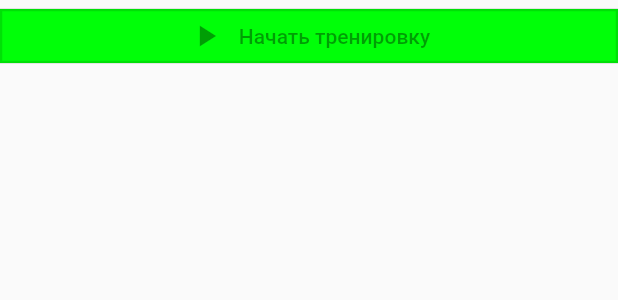
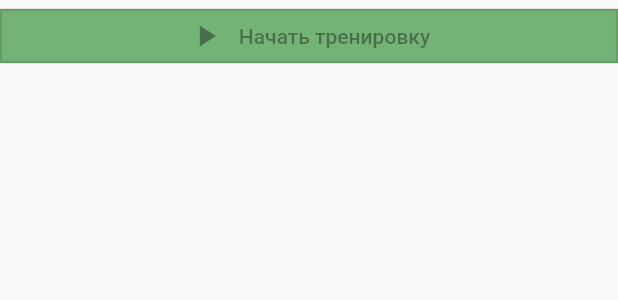
Before and after one commit to Moler32/training_diary, a Flutter app: the StartStopWorkoutButton widget shown alone on an empty page, opened directly, on a phone screen of 412 x 824 dp. Shown: the top 300 px of the screen. Run offline on Flutter 3.47's test engine with Material 2 defaults, Android fonts, the phone set to English and light mode, and no system bars; our stand-ins replace auto_route, bloc, easy_localization, flutter_bloc, flutter_slidable, freezed_annotation and 3 more; accounts and stored records are empty; generated files the repository leaves out were written again.

Commit message:
some fix

```diff
--- a/lib/src/ui/screens/exercises/widgets/start_stop_workout_button.dart
+++ b/lib/src/ui/screens/exercises/widgets/start_stop_workout_button.dart
@@ -26,9 +26,10 @@ class StartStopWorkoutButton extends StatelessWidget {
         style: ButtonStyle(
           shape: MaterialStateProperty.all(const BeveledRectangleBorder()),
           backgroundColor: isStarting ?? false
-              ? const MaterialStatePropertyAll<Color>(Colors.red)
+              ? const MaterialStatePropertyAll<Color>(
+                  Color.fromARGB(255, 255, 178, 173))
               : const MaterialStatePropertyAll<Color>(
-                  Color.fromARGB(255, 0, 255, 8)),
+                  Color.fromARGB(255, 116, 179, 118)),
         ),
         onPressed: isStarting ?? false ? onStopTap : onStartTap,
         child: Row(
```
Also changed, not shown: lib/src/cubit/exercises_cubit/exercises_cubit.dart (+4 -6 lines), lib/src/ui/screens/exercises/pages/exercises_page.dart (+7 -9 lines), pubspec.lock.
